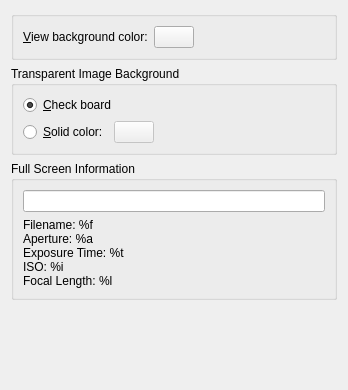
First picture: the form in app/configdialog.ui, repository KDE/gwenview, before the edit.
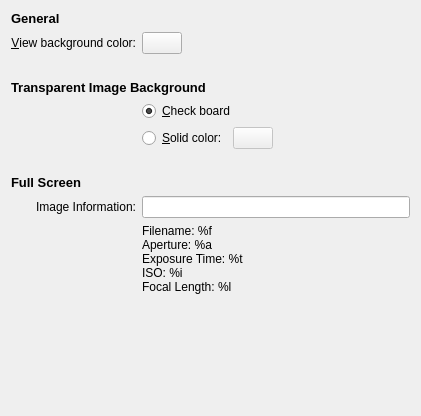
Second picture: the form after the edit. Custom widgets are drawn as their Qt base class.

Commit message: No more big group boxes. Use InvisibleButtonGroup.

The edit to the form file:
```diff
--- a/app/configdialog.ui
+++ b/app/configdialog.ui
@@ -5,42 +5,36 @@
    <rect>
     <x>0</x>
     <y>0</y>
-    <width>334</width>
-    <height>390</height>
+    <width>407</width>
+    <height>416</height>
    </rect>
   </property>
-  <layout class="QVBoxLayout" >
-   <item>
-    <widget class="QGroupBox" name="groupBox" >
-     <property name="title" >
-      <string/>
+  <layout class="QGridLayout" >
+   <item row="0" column="0" colspan="2" >
+    <widget class="QLabel" name="label_3" >
+     <property name="text" >
+      <string>&lt;html>&lt;head>&lt;meta name="qrichtext" content="1" />&lt;style type="text/css">
+p, li { white-space: pre-wrap; }
+&lt;/style>&lt;/head>&lt;body style=" font-family:'Sans Serif'; font-size:10pt; font-weight:400; font-style:normal;">
+&lt;p style=" margin-top:0px; margin-bottom:0px; margin-left:0px; margin-right:0px; -qt-block-indent:0; text-indent:0px;">&lt;span style=" font-weight:600;">General&lt;/span>&lt;/p>&lt;/body>&lt;/html></string>
      </property>
-     <layout class="QHBoxLayout" >
-      <property name="spacing" >
-       <number>6</number>
-      </property>
-      <property name="leftMargin" >
-       <number>9</number>
-      </property>
-      <property name="topMargin" >
-       <number>9</number>
-      </property>
-      <property name="rightMargin" >
-       <number>9</number>
-      </property>
-      <property name="bottomMargin" >
-       <number>9</number>
-      </property>
-      <item>
+    </widget>
+   </item>
+   <item row="1" column="0" >
        <widget class="QLabel" name="label" >
         <property name="text" >
          <string>&amp;View background color:</string>
         </property>
+     <property name="alignment" >
+      <set>Qt::AlignRight|Qt::AlignTrailing|Qt::AlignVCenter</set>
+     </property>
         <property name="buddy" >
          <cstring>kcfg_ViewBackgroundColor</cstring>
         </property>
        </widget>
       </item>
+   <item row="1" column="1" >
+    <layout class="QHBoxLayout" >
       <item>
        <widget class="KColorButton" name="kcfg_ViewBackgroundColor" >
         <property name="text" >
@@ -62,30 +56,34 @@
        </spacer>
       </item>
      </layout>
+   </item>
+   <item row="2" column="0" >
+    <spacer>
+     <property name="orientation" >
+      <enum>Qt::Vertical</enum>
+     </property>
+     <property name="sizeType" >
+      <enum>QSizePolicy::Fixed</enum>
+     </property>
+     <property name="sizeHint" >
+      <size>
+       <width>20</width>
+       <height>20</height>
+      </size>
+     </property>
+    </spacer>
+   </item>
+   <item row="3" column="0" colspan="2" >
+    <widget class="QLabel" name="label_4" >
+     <property name="text" >
+      <string>&lt;html>&lt;head>&lt;meta name="qrichtext" content="1" />&lt;style type="text/css">
+p, li { white-space: pre-wrap; }
+&lt;/style>&lt;/head>&lt;body style=" font-family:'Sans Serif'; font-size:10pt; font-weight:400; font-style:normal;">
+&lt;p style=" margin-top:0px; margin-bottom:0px; margin-left:0px; margin-right:0px; -qt-block-indent:0; text-indent:0px;">&lt;span style=" font-weight:600;">Transparent Image Background&lt;/span>&lt;/p>&lt;/body>&lt;/html></string>
+     </property>
     </widget>
    </item>
-   <item>
-    <widget class="KButtonGroup" name="kcfg_AlphaBackgroundMode" >
-     <property name="title" >
-      <string>Transparent Image Background</string>
-     </property>
-     <layout class="QVBoxLayout" >
-      <property name="spacing" >
-       <number>6</number>
-      </property>
-      <property name="leftMargin" >
-       <number>9</number>
-      </property>
-      <property name="topMargin" >
-       <number>9</number>
-      </property>
-      <property name="rightMargin" >
-       <number>9</number>
-      </property>
-      <property name="bottomMargin" >
-       <number>9</number>
-      </property>
-      <item>
+   <item row="4" column="1" >
        <layout class="QHBoxLayout" >
         <property name="spacing" >
          <number>6</number>
@@ -127,7 +125,7 @@
         </item>
        </layout>
       </item>
-      <item>
+   <item row="5" column="1" >
        <layout class="QHBoxLayout" >
         <property name="spacing" >
          <number>6</number>
@@ -176,19 +174,49 @@
         </item>
        </layout>
       </item>
-     </layout>
+   <item row="6" column="0" >
+    <spacer>
+     <property name="orientation" >
+      <enum>Qt::Vertical</enum>
+     </property>
+     <property name="sizeType" >
+      <enum>QSizePolicy::Fixed</enum>
+     </property>
+     <property name="sizeHint" >
+      <size>
+       <width>20</width>
+       <height>20</height>
+      </size>
+     </property>
+    </spacer>
+   </item>
+   <item row="7" column="0" colspan="2" >
+    <widget class="QLabel" name="label_5" >
+     <property name="text" >
+      <string>&lt;html>&lt;head>&lt;meta name="qrichtext" content="1" />&lt;style type="text/css">
+p, li { white-space: pre-wrap; }
+&lt;/style>&lt;/head>&lt;body style=" font-family:'Sans Serif'; font-size:10pt; font-weight:400; font-style:normal;">
+&lt;p style=" margin-top:0px; margin-bottom:0px; margin-left:0px; margin-right:0px; -qt-block-indent:0; text-indent:0px;">&lt;span style=" font-weight:600;">Full Screen&lt;/span>&lt;/p>&lt;/body>&lt;/html></string>
+     </property>
     </widget>
    </item>
-   <item>
-    <widget class="QGroupBox" name="groupBox_2" >
-     <property name="title" >
-      <string>Full Screen Information</string>
+   <item row="8" column="0" >
+    <widget class="QLabel" name="label_6" >
+     <property name="text" >
+      <string>Image Information:</string>
      </property>
-     <layout class="QVBoxLayout" >
-      <item>
+     <property name="alignment" >
+      <set>Qt::AlignRight|Qt::AlignTrailing|Qt::AlignVCenter</set>
+     </property>
+     <property name="buddy" >
+      <cstring>kcfg_FullScreenInfo</cstring>
+     </property>
+    </widget>
+   </item>
+   <item row="8" column="1" >
        <widget class="QLineEdit" name="kcfg_FullScreenInfo" />
       </item>
-      <item>
+   <item row="9" column="1" >
        <widget class="QLabel" name="label_2" >
         <property name="text" >
          <string>Filename: %f
@@ -199,18 +227,15 @@
         </property>
        </widget>
       </item>
-     </layout>
-    </widget>
-   </item>
-   <item>
+   <item row="10" column="0" colspan="2" >
     <spacer>
      <property name="orientation" >
       <enum>Qt::Vertical</enum>
      </property>
      <property name="sizeHint" >
       <size>
-       <width>326</width>
-       <height>81</height>
+       <width>399</width>
+       <height>16</height>
       </size>
      </property>
     </spacer>
@@ -218,12 +243,6 @@
   </layout>
  </widget>
  <customwidgets>
-  <customwidget>
-   <class>KButtonGroup</class>
-   <extends>QGroupBox</extends>
-   <header>kbuttongroup.h</header>
-   <container>1</container>
-  </customwidget>
   <customwidget>
    <class>KColorButton</class>
    <extends>QPushButton</extends>
```
Lines whose indentation alone changed are shown as unchanged. The commit also changes 1 other file.
